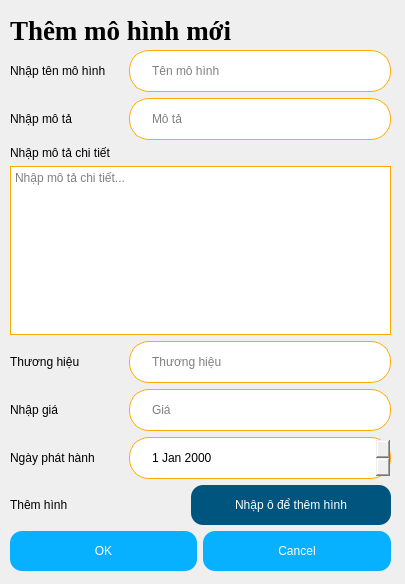
First picture: the form in gui/add_dialog.ui, repository Itamto/nextgen-pti, before the edit.
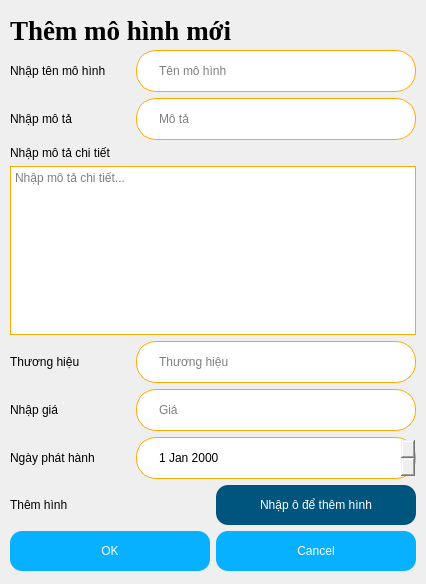
Second picture: the form after the edit.

The edit to the form file:
```diff
--- a/gui/add_dialog.ui
+++ b/gui/add_dialog.ui
@@ -6,7 +6,7 @@
    <rect>
     <x>0</x>
     <y>0</y>
-    <width>405</width>
+    <width>426</width>
     <height>584</height>
    </rect>
   </property>
@@ -18,7 +18,7 @@
     <rect>
      <x>10</x>
      <y>50</y>
-     <width>381</width>
+     <width>406</width>
      <height>521</height>
     </rect>
    </property>
```
